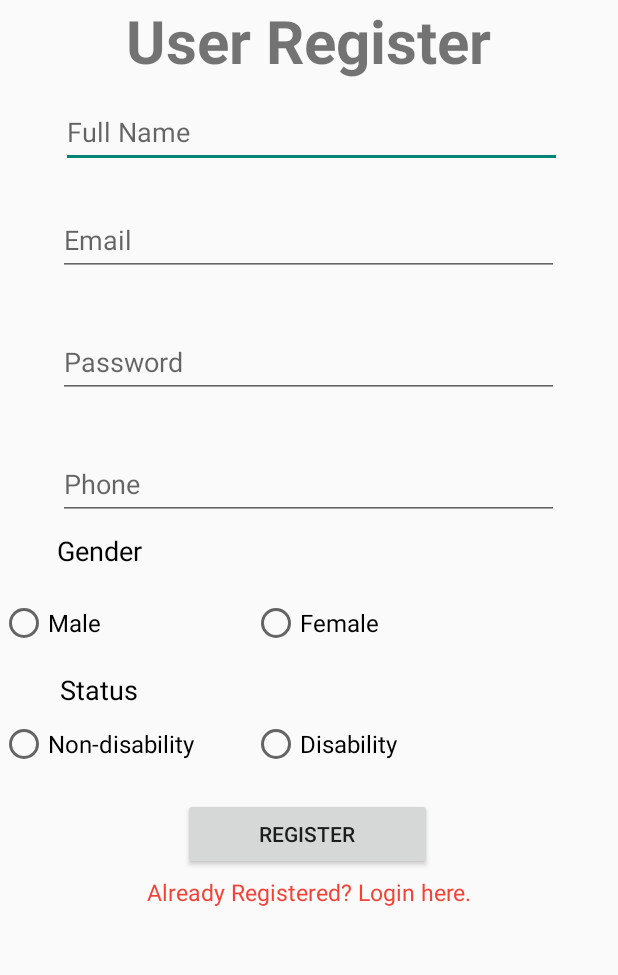
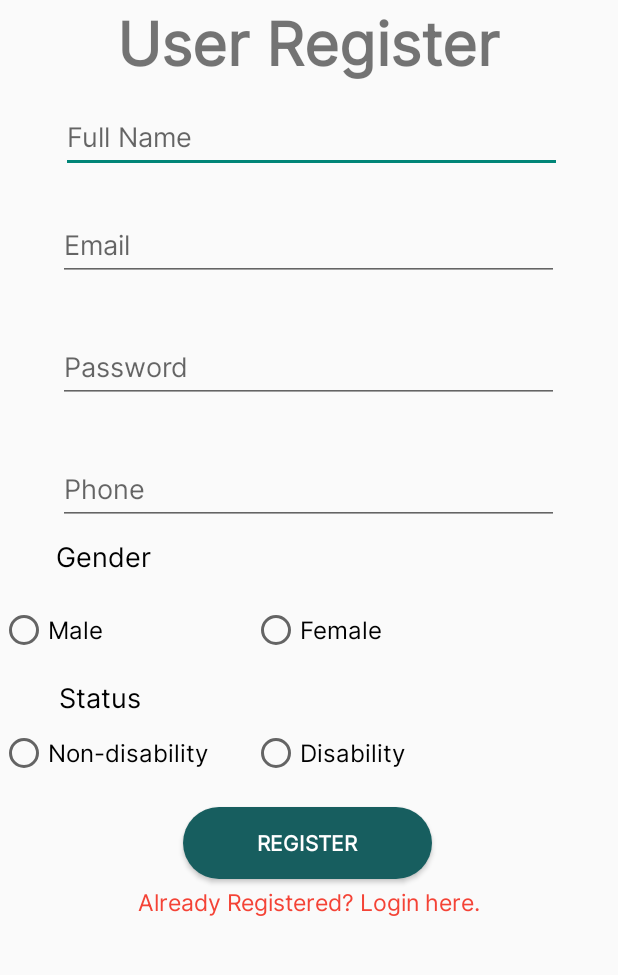
Before and after one commit to Tang-YuenYin/JomRide, an Android app: the RegisterActivity screen opened directly, with no data from a screen before it, on a phone screen of 412 x 824 dp, the part 183-1158 px from its top. Run offline under Robolectric (Android 15) with nearby library versions, the phone set to English and light mode, and no system bars; our stand-ins replace Firebase (no records; nobody signed in at launch, a user with empty details on screens opened directly).

Commit message:
UPdates on XML

```diff
--- a/app/src/main/res/layout/activity_register.xml
+++ b/app/src/main/res/layout/activity_register.xml
@@ -23,6 +23,7 @@
         android:id="@+id/userregister"
         android:layout_width="wrap_content"
         android:layout_height="wrap_content"
+        android:fontFamily="@font/inter"
         android:text="User Register"
         android:textSize="40dp"
         android:textStyle="bold"
@@ -38,6 +39,7 @@
         android:layout_marginStart="16dp"
         android:layout_marginEnd="16dp"
         android:ems="10"
+        android:fontFamily="@font/inter"
         android:hint="Full Name"
         android:inputType="text"
         app:layout_constraintBottom_toBottomOf="parent"
@@ -54,8 +56,9 @@
         android:layout_marginStart="16dp"
         android:layout_marginEnd="16dp"
         android:ems="10"
+        android:fontFamily="@font/inter"
+        android:hint="Email"
         android:inputType="text"
-        android:hint="Email"
         app:layout_constraintBottom_toBottomOf="parent"
         app:layout_constraintEnd_toEndOf="parent"
         app:layout_constraintHorizontal_bias="0.488"
@@ -70,8 +73,9 @@
         android:layout_marginStart="16dp"
         android:layout_marginEnd="16dp"
         android:ems="10"
+        android:fontFamily="@font/inter"
+        android:hint="Password"
         android:inputType="textPassword"
-        android:hint="Password"
         app:layout_constraintBottom_toBottomOf="parent"
         app:layout_constraintEnd_toEndOf="parent"
         app:layout_constraintHorizontal_bias="0.488"
@@ -86,8 +90,9 @@
         android:layout_marginStart="16dp"
         android:layout_marginEnd="16dp"
         android:ems="10"
+        android:fontFamily="@font/inter"
+        android:hint="Phone"
         android:inputType="text"
-        android:hint="Phone"
         app:layout_constraintBottom_toBottomOf="parent"
         app:layout_constraintEnd_toEndOf="parent"
         app:layout_constraintHorizontal_bias="0.488"
@@ -101,8 +106,9 @@
         android:layout_width="wrap_content"
         android:layout_height="wrap_content"
         android:layout_marginTop="8dp"
+        android:fontFamily="@font/inter"
+        android:text="Gender"
         android:textColor="#000000"
-        android:text="Gender"
         android:textSize="18dp"
         app:layout_constraintEnd_toEndOf="parent"
         app:layout_constraintHorizontal_bias="0.107"
@@ -125,6 +131,7 @@
             android:layout_width="103dp"
             android:layout_height="48dp"
             android:layout_weight="1"
+            android:fontFamily="@font/inter"
             android:text="Male"
             android:textSize="16sp" />
 
@@ -133,6 +140,7 @@
             android:layout_width="103dp"
             android:layout_height="48dp"
             android:layout_weight="1"
+            android:fontFamily="@font/inter"
             android:text="Female"
             android:textSize="16sp" />
     </RadioGroup>
@@ -143,6 +151,7 @@
         android:layout_width="wrap_content"
         android:layout_height="wrap_content"
         android:layout_marginTop="8dp"
+        android:fontFamily="@font/inter"
         android:text="Status"
         android:textColor="#000000"
         android:textSize="18dp"
@@ -168,14 +177,16 @@
             android:layout_width="165dp"
             android:layout_height="48dp"
             android:layout_weight="1"
+            android:fontFamily="@font/inter"
             android:text="Non-disability"
-            android:textSize="16sp"/>
+            android:textSize="16sp" />
 
         <RadioButton
             android:id="@+id/status_disability"
             android:layout_width="165dp"
             android:layout_height="48dp"
             android:layout_weight="1"
+            android:fontFamily="@font/inter"
             android:text="Disability"
             android:textSize="16sp" />
 
@@ -188,7 +199,11 @@
         android:layout_alignParentBottom="true"
         android:layout_centerHorizontal="true"
         android:layout_marginTop="12dp"
+        android:background="@drawable/custom_button2"
+        android:fontFamily="@font/inter"
         android:text="Register"
+        android:textColor="@color/colorWhite"
+        android:textStyle="bold"
         app:layout_constraintEnd_toEndOf="parent"
         app:layout_constraintHorizontal_bias="0.497"
         app:layout_constraintStart_toStartOf="parent"
@@ -201,6 +216,7 @@
         android:layout_alignParentBottom="true"
         android:layout_centerHorizontal="true"
         android:layout_marginTop="4dp"
+        android:fontFamily="@font/inter"
         android:text="Already Registered? Login here."
         android:textColor="#F44336"
         android:textSize="15sp"
```
